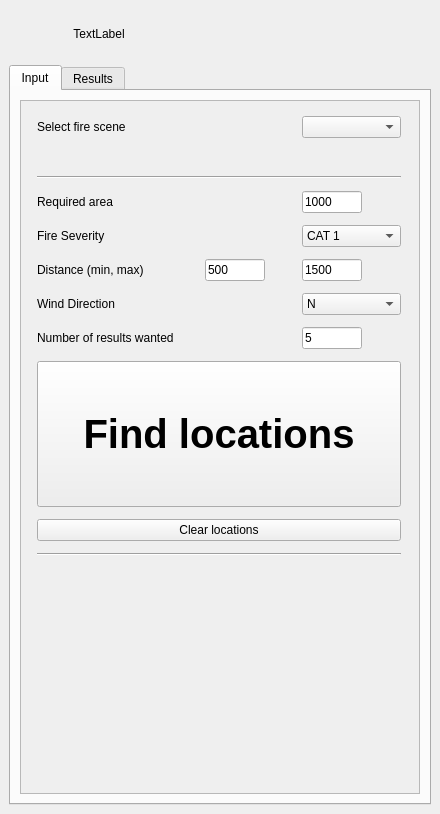
Above: LocatorTool/LocatingTool/locating_tool_dockwidget_base.ui from qq2012/GEO1005 before the change. Below: the same form after it.
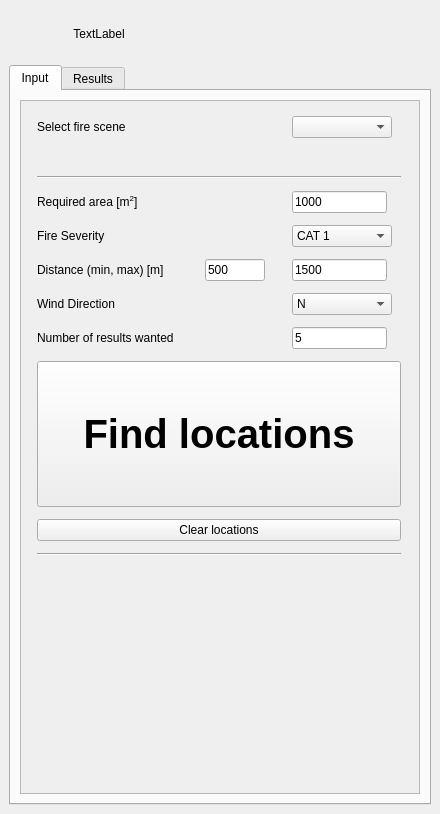
That is the form after the change.

Patch:
```diff
--- a/LocatorTool/LocatingTool/locating_tool_dockwidget_base.ui
+++ b/LocatorTool/LocatingTool/locating_tool_dockwidget_base.ui
@@ -134,7 +134,7 @@
               </property>
               <property name="maximumSize">
                <size>
-                <width>60</width>
+                <width>95</width>
                 <height>16777215</height>
                </size>
               </property>
@@ -279,7 +279,7 @@
                </size>
               </property>
               <property name="text">
-               <string>Distance (min, max)</string>
+               <string>Distance (min, max) [m]</string>
               </property>
              </widget>
             </item>
@@ -338,7 +338,7 @@
               </property>
               <property name="maximumSize">
                <size>
-                <width>60</width>
+                <width>95</width>
                 <height>16777215</height>
                </size>
               </property>
@@ -442,7 +442,7 @@
                </size>
               </property>
               <property name="text">
-               <string>Required area</string>
+               <string>&lt;html&gt;&lt;head/&gt;&lt;body&gt;&lt;p&gt;Required area [m&lt;span style=&quot; vertical-align:super;&quot;&gt;2&lt;/span&gt;]&lt;/p&gt;&lt;/body&gt;&lt;/html&gt;</string>
               </property>
              </widget>
             </item>
@@ -470,7 +470,7 @@
               </property>
               <property name="maximumSize">
                <size>
-                <width>60</width>
+                <width>95</width>
                 <height>16777215</height>
                </size>
               </property>
```
